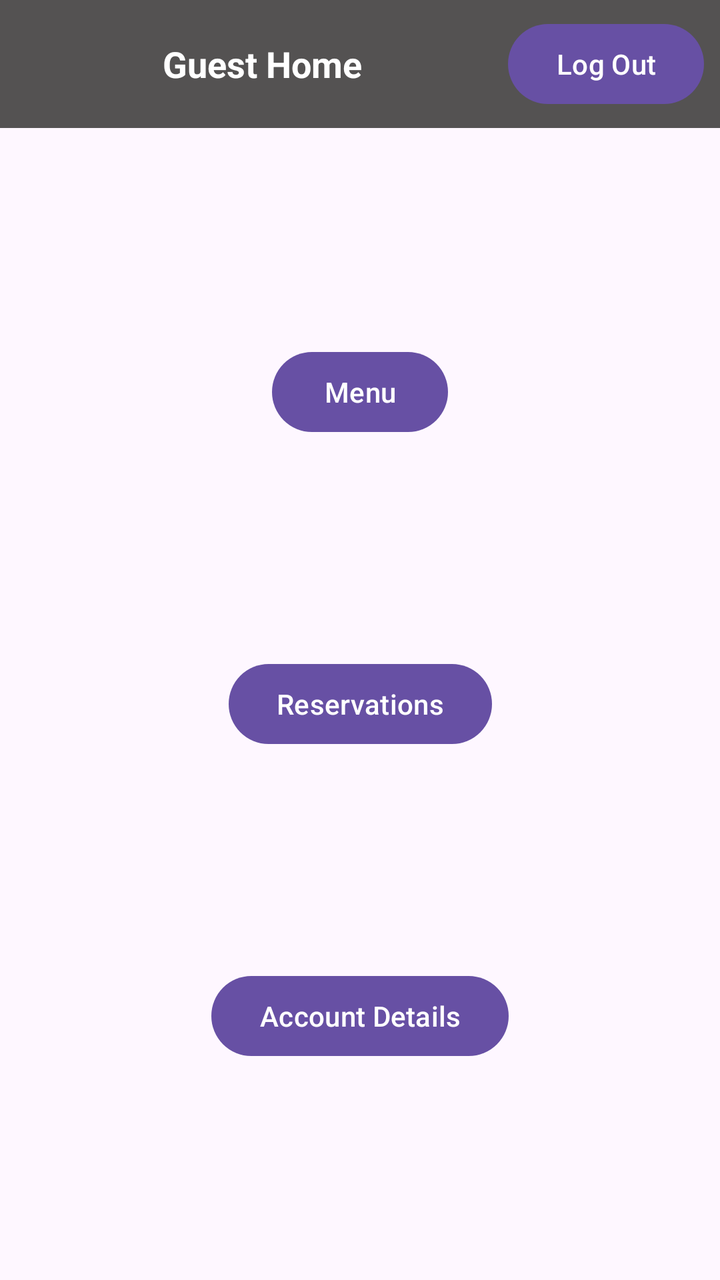
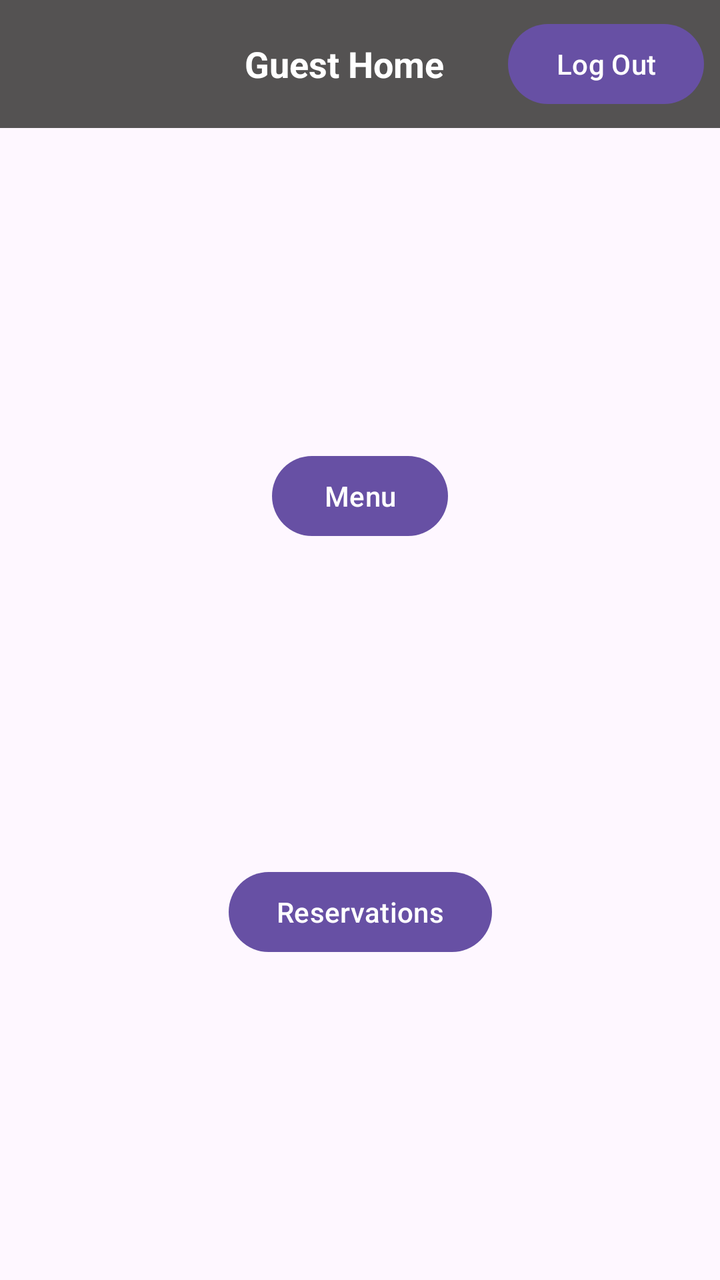

An Android layout rendered at two revisions. The XML below is the earlier revision; the diff shows what the commit changed to produce the second picture.
<!-- AndroidManifest.xml: application theme Theme.MyApplication -->
<!-- res/layout/activity_guest_home.xml -->
<?xml version="1.0" encoding="utf-8"?>
<androidx.constraintlayout.widget.ConstraintLayout xmlns:android="http://schemas.android.com/apk/res/android"
    xmlns:app="http://schemas.android.com/apk/res-auto"
    xmlns:tools="http://schemas.android.com/tools"
    android:layout_width="match_parent"
    android:layout_height="match_parent">

    <LinearLayout
        android:id="@+id/topBar"
        android:layout_width="0dp"
        android:layout_height="wrap_content"
        android:background="#545252"
        android:gravity="center_vertical"
        android:orientation="horizontal"
        android:padding="8dp"
        app:layout_constraintEnd_toEndOf="parent"
        app:layout_constraintStart_toStartOf="parent"
        app:layout_constraintTop_toTopOf="parent">

        <TextView
            android:id="@+id/tvTitle"
            android:layout_width="0dp"
            android:layout_height="wrap_content"
            android:layout_weight="1"
            android:gravity="center"
            android:text="Guest Home"
            android:textColor="@android:color/white"
            android:textSize="18sp"
            android:textStyle="bold" />

        <Button
            android:id="@+id/btnLogout"
            android:layout_width="wrap_content"
            android:layout_height="wrap_content"
            android:text="Log Out" />
    </LinearLayout>

    <Button
        android:id="@+id/btnMenu"
        android:layout_width="wrap_content"
        android:layout_height="wrap_content"
        android:text="Menu"
        app:layout_constraintBottom_toTopOf="@+id/btnReservations"
        app:layout_constraintEnd_toEndOf="parent"
        app:layout_constraintStart_toStartOf="parent"
        app:layout_constraintTop_toBottomOf="@+id/topBar" />

    <Button
        android:id="@+id/btnReservations"
        android:layout_width="wrap_content"
        android:layout_height="wrap_content"
        android:text="Reservations"
        app:layout_constraintBottom_toTopOf="@+id/btnAccount"
        app:layout_constraintEnd_toEndOf="parent"
        app:layout_constraintStart_toStartOf="parent"
        app:layout_constraintTop_toBottomOf="@+id/btnMenu" />

    <Button
        android:id="@+id/btnAccount"
        android:layout_width="wrap_content"
        android:layout_height="wrap_content"
        android:text="Account Details"
        app:layout_constraintBottom_toBottomOf="parent"
        app:layout_constraintEnd_toEndOf="parent"
        app:layout_constraintStart_toStartOf="parent"
        app:layout_constraintTop_toBottomOf="@+id/btnReservations" />

</androidx.constraintlayout.widget.ConstraintLayout>
<!-- resources referenced by this layout -->
<resources>
  <style name="Theme.MyApplication" parent="Base.Theme.MyApplication" />
  <style name="Base.Theme.MyApplication" parent="Theme.Material3.DayNight.NoActionBar">
          
          
      </style>
</resources>

<!-- the commit's change to res/layout/activity_guest_home.xml (unified diff, before → after) -->
@@ -23,7 +23,7 @@
             android:layout_height="wrap_content"
             android:layout_weight="1"
             android:gravity="center"
-            android:text="Guest Home"
+            android:text="                   Guest Home"
             android:textColor="@android:color/white"
             android:textSize="18sp"
             android:textStyle="bold" />
@@ -63,6 +63,7 @@
         app:layout_constraintBottom_toBottomOf="parent"
         app:layout_constraintEnd_toEndOf="parent"
         app:layout_constraintStart_toStartOf="parent"
+        android:visibility="gone"
         app:layout_constraintTop_toBottomOf="@+id/btnReservations" />
 
 </androidx.constraintlayout.widget.ConstraintLayout>
